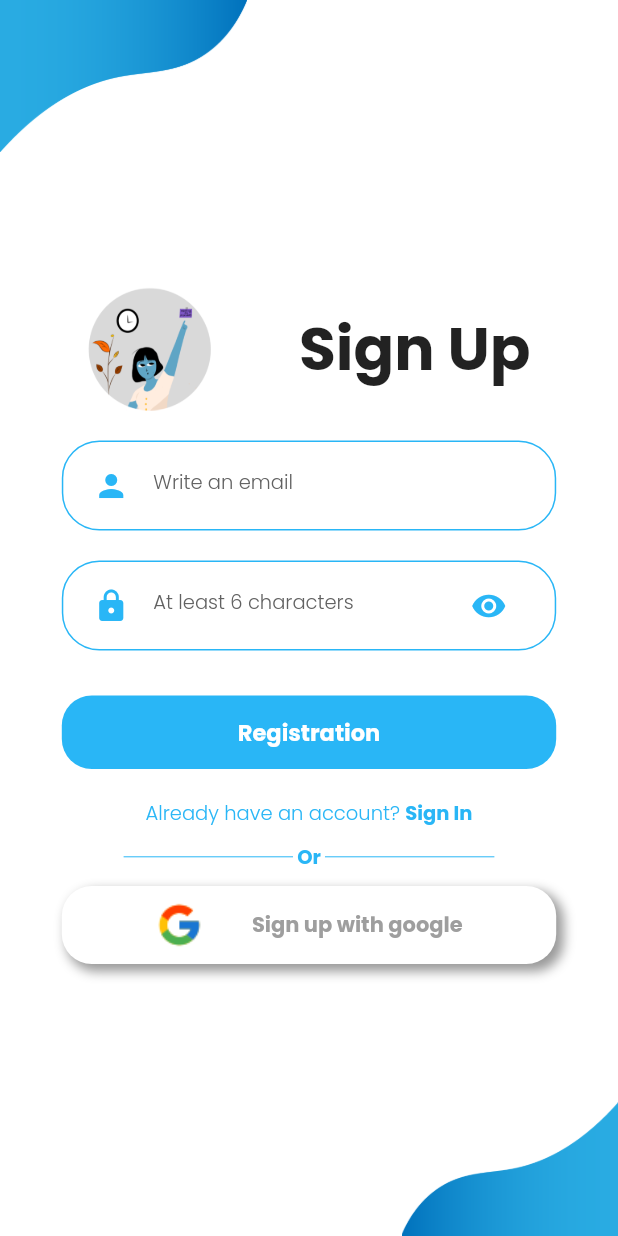
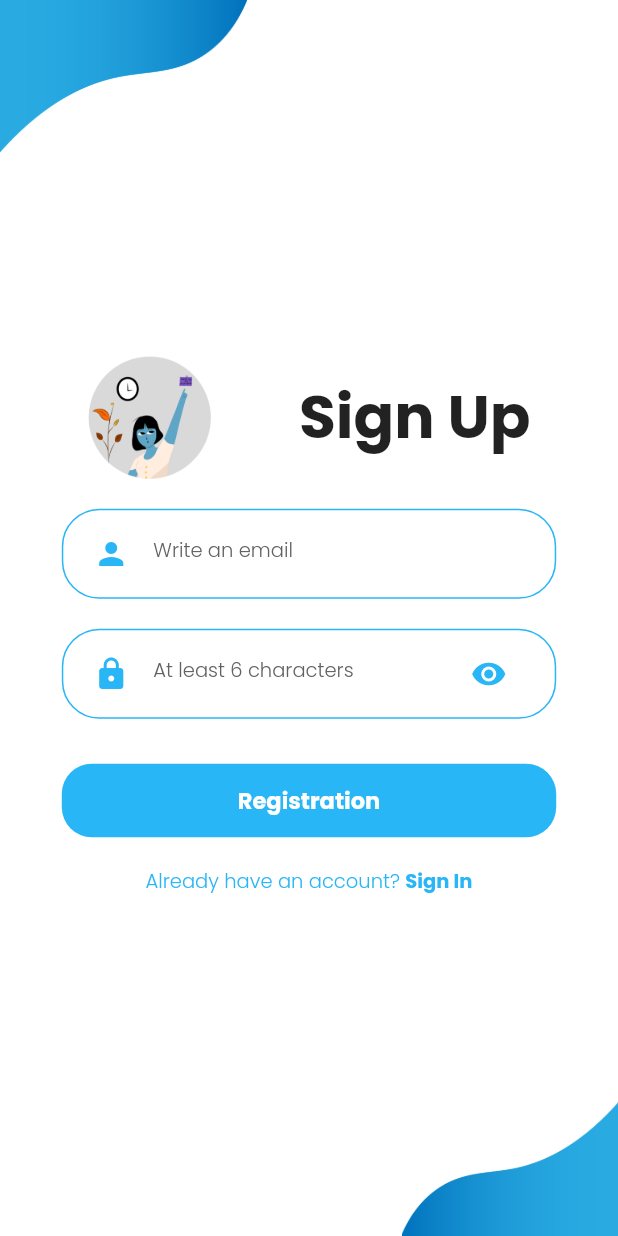
Before and after one commit to MiguelDIslas/Flutter-TDLP, a Flutter app: the screen it shows after launch, after a tap on "Sign Up", on a phone screen of 412 x 824 dp. Run offline on Flutter 3.47's test engine with Material 2 defaults, Android fonts, the phone set to English and light mode, and no system bars; our stand-ins replace bottom_navy_bar, cloud_firestore, connectivity, email_validator, firebase_auth, firebase_core and 5 more; missing offline and left inert: firebase; accounts and stored records are empty.

Commit message:
second commit

```diff
--- a/lib/Screens/Home/components/to_do_stream.dart
+++ b/lib/Screens/Home/components/to_do_stream.dart
@@ -42,6 +42,7 @@ class ToDoStream extends StatelessWidget {
           .where("date",
               isGreaterThan: _now.subtract(const Duration(days: 1)),
               isLessThan: _now.add(const Duration(days: 1)))
+          .orderBy("date")
           .snapshots(),
       builder: (context, snapshot) {
         if (!snapshot.hasData) {
--- a/lib/Screens/SignUp/components/body.dart
+++ b/lib/Screens/SignUp/components/body.dart
@@ -10,8 +10,8 @@ import '../../Dashboard/dashboard.dart';
 import '../../../components/background_with_images.dart';
 import '../../../components/rounded_button.dart';
 import '../../../components/have_account.dart';
-import '../../../components/or_widget.dart';
-import '../../../components/social_media.dart';
+//import '../../../components/or_widget.dart';
+//import '../../../components/social_media.dart';
 import '../../../components/rounded_input_field.dart';
 import '../../../components/customtoast.dart';
 
@@ -137,11 +137,11 @@ class _BodyState extends State<Body> {
               information: 'Already have an account? ',
               onTap: () => Navigator.pushNamed(context, LoginScreen.routeName),
             ),
-            const OrDivider(),
-            Row(
-              mainAxisAlignment: MainAxisAlignment.center,
-              children: <Widget>[const SocialMediaSU()],
-            ),
+            //const OrDivider(),
+            // Row(
+            //   mainAxisAlignment: MainAxisAlignment.center,
+            //   children: <Widget>[const SocialMediaSU()],
+            // ),
           ],
         ),
       ),
--- a/lib/Screens/SignUp/sign_up_screen.dart
+++ b/lib/Screens/SignUp/sign_up_screen.dart
@@ -1,30 +1,39 @@
 import 'package:flutter/material.dart';
-import 'package:firebase_auth/firebase_auth.dart';
+
+///import 'package:firebase_auth/firebase_auth.dart';
 
 import 'components/body.dart';
-import '../Dashboard/dashboard.dart';
+//import '../Dashboard/dashboard.dart';
 
 class SignUp extends StatelessWidget {
   static String routeName = "/signup";
   @override
-  Widget build(BuildContext context) => Scaffold(
-        body: StreamBuilder(
-          stream: FirebaseAuth.instance.authStateChanges(),
-          builder: (context, snapshot) {
-            if (snapshot.connectionState == ConnectionState.waiting) {
-              return Center(
-                child: const CircularProgressIndicator(),
-              );
-            } else if (snapshot.hasData) {
-              return DashboardScreen();
-            } else if (snapshot.hasError) {
-              return Center(
-                child: const Text('Something went wrong'),
-              );
-            } else {
-              return Body();
-            }
-          },
-        ),
-      );
+  Widget build(BuildContext context) {
+    return Body();
+  }
 }
+
+// class SignUp extends StatelessWidget {
+//   static String routeName = "/signup";
+//   @override
+//   Widget build(BuildContext context) => Scaffold(
+//         body: StreamBuilder(
+//           stream: FirebaseAuth.instance.authStateChanges(),
+//           builder: (context, snapshot) {
+//             if (snapshot.connectionState == ConnectionState.waiting) {
+//               return Center(
+//                 child: const CircularProgressIndicator(),
+//               );
+//             } else if (snapshot.hasData) {
+//               return DashboardScreen();
+//             } else if (snapshot.hasError) {
+//               return Center(
+//                 child: const Text('Something went wrong'),
+//               );
+//             } else {
+//               return Body();
+//             }
+//           },
+//         ),
+//       );
+// }
--- a/pubspec.yaml
+++ b/pubspec.yaml
@@ -15,7 +15,7 @@ publish_to: 'none' # Remove this line if you wish to publish to pub.dev
 # In iOS, build-name is used as CFBundleShortVersionString while build-number used as CFBundleVersion.
 # Read more about iOS versioning at
 # https://developer.apple.com/library/archive/documentation/General/Reference/InfoPlistKeyReference/Articles/CoreFoundationKeys.html
-version: 1.0.0+1
+version: 1.0.1+2
 
 environment:
   sdk: ">=2.7.0 <3.0.0"
@@ -26,7 +26,7 @@ dependencies:
 
   cupertino_icons: ^1.0.2
   firebase_auth: ^3.1.0
-  google_sign_in: ^5.1.0
+  google_sign_in: ^5.1.1
   firebase: ^9.0.1
   firebase_core: ^1.6.0
   cloud_firestore: ^2.5.1
```
Also changed, not shown: lib/Screens/Home/components/body.dart (+32 -5 lines), lib/Screens/Home/components/info_message.dart (added, +36 -0 lines), lib/Screens/Home/components/legend_info.dart (deleted, +0 -28 lines), lib/Screens/Login/components/body.dart (+7 -7 lines), lib/Screens/Login/login_screen.dart (+28 -20 lines), assets/img/sloth - Copy.png (added), assets/img/sloth.png, pubspec.lock, 1 other file.
